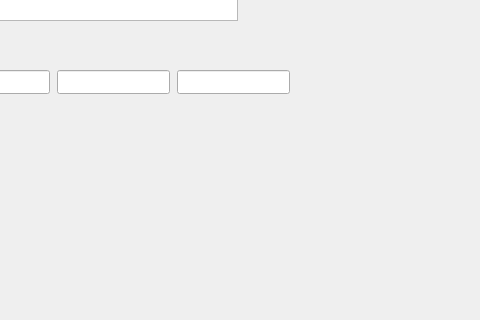
Old version of the form cpp/Accounting/saleslistform.ui in the repository Abbas2026/Accounting; both pictures show x 573 to 1053 and y 330 to 650 of the 1053 by 650 pixel window.
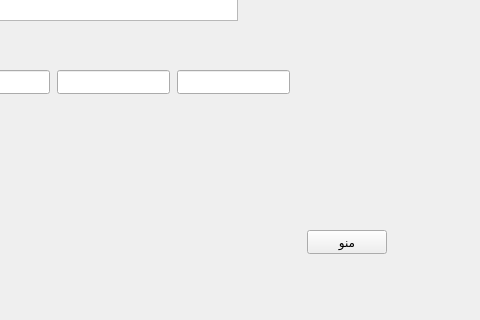
New version of the form.

```diff
--- a/cpp/Accounting/saleslistform.ui
+++ b/cpp/Accounting/saleslistform.ui
@@ -96,6 +96,19 @@
     </rect>
    </property>
   </widget>
+  <widget class="QPushButton" name="pushButton_menu">
+   <property name="geometry">
+    <rect>
+     <x>880</x>
+     <y>560</y>
+     <width>80</width>
+     <height>24</height>
+    </rect>
+   </property>
+   <property name="text">
+    <string>منو</string>
+   </property>
+  </widget>
  </widget>
  <resources/>
  <connections/>
```
